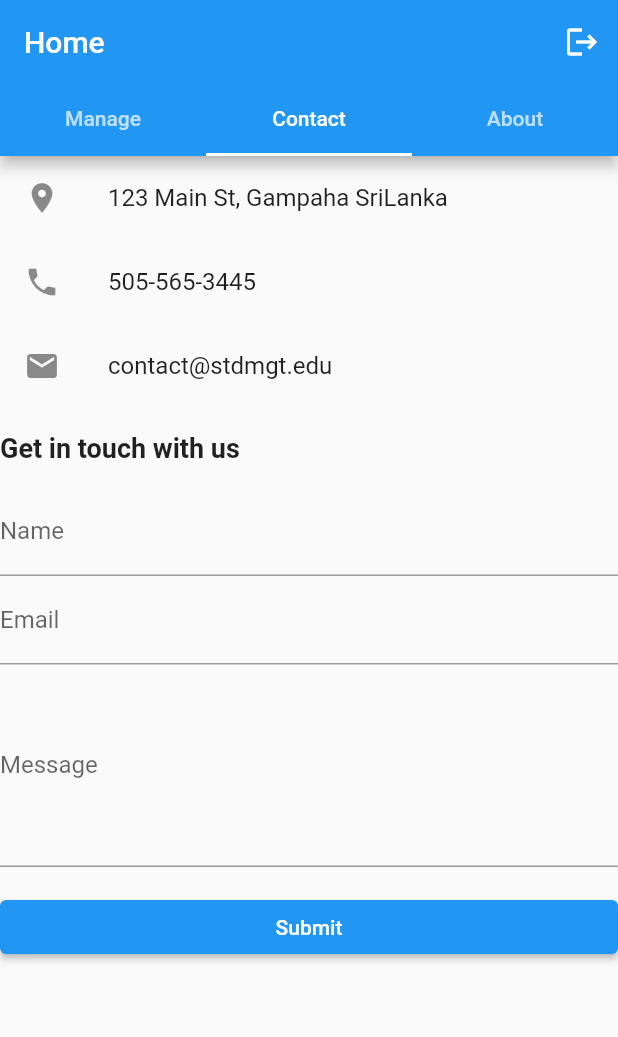
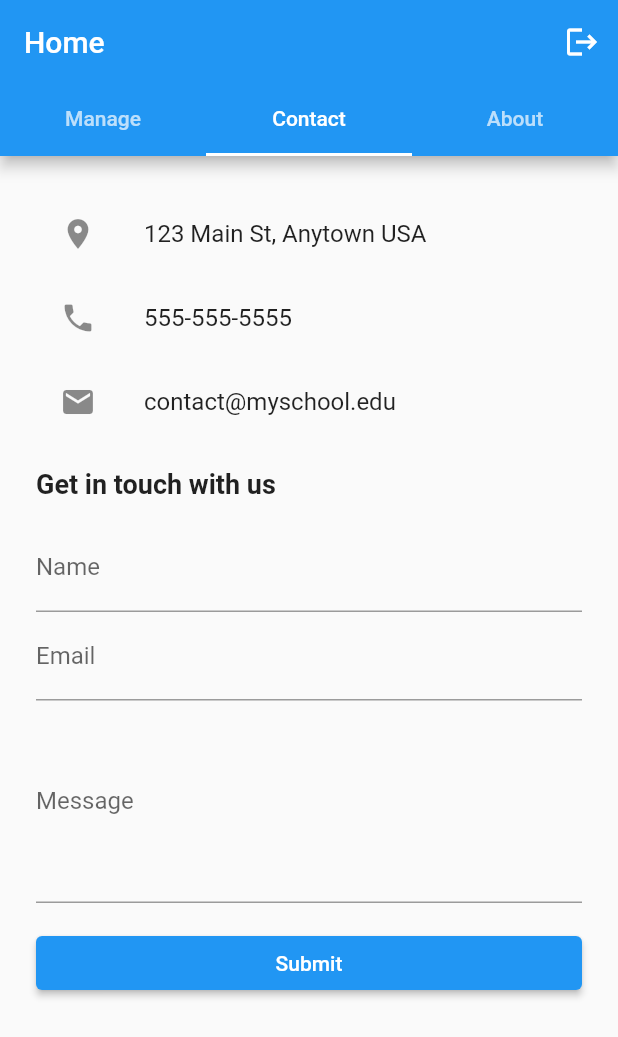
Before and after one commit to shash1996-san/studentMgtSystem, a Flutter app: the MainHomeScreen screen opened directly, tab 2 chosen, on a phone screen of 412 x 824 dp. Shown: the top 1037 px of the screen. Run offline on Flutter 3.47's test engine with Material 2 defaults, Android fonts, the phone set to English and light mode, and no system bars; our stand-ins replace cloud_firestore, firebase_auth, firebase_core, fluttertoast; missing offline and left inert: ndialog; accounts and stored records are empty.

Commit message:
added main home modification

```diff
--- a/lib/screens/mainHome.dart
+++ b/lib/screens/mainHome.dart
@@ -5,9 +5,14 @@ import 'package:flutter/material.dart';
 import 'package:flutter_application_1/loader.dart';
 import 'package:flutter_application_1/screens/login.dart';
 import '../Repositories/contactRepo.dart';
+import 'package:flutter_application_1/screens/home.dart';
+import 'package:flutter_application_1/screens/moduleHome.dart';
+import 'package:flutter_application_1/screens/teacherScreen.dart';
 import "../models/contact.dart";
 
 class MainHomeScreen extends StatefulWidget {
+  const MainHomeScreen({Key? key}) : super(key: key);
+
   @override
   _MainHomeScreenState createState() => _MainHomeScreenState();
 }
@@ -77,7 +82,7 @@ class _MainHomeScreenState extends State<MainHomeScreen>
         ],
         bottom: TabBar(
           controller: _tabController,
-          tabs: [
+          tabs: const [
             Tab(text: 'Manage'),
             Tab(text: 'Contact'),
             Tab(text: 'About'),
@@ -87,104 +92,137 @@ class _MainHomeScreenState extends State<MainHomeScreen>
       body: TabBarView(
         controller: _tabController,
         children: [
-          AnimatedSwitcher(
-            duration: Duration(seconds:4 ),
-            transitionBuilder: (child, animation) =>
-                ScaleTransition(scale: animation, child: child),
-            child: Container(
-              key: ValueKey<int>(0),
-              decoration: BoxDecoration(
-                image: DecorationImage(
-                  image: AssetImage("assets/images/img.jpg"),
-                  fit: BoxFit.cover,
-                ),
-              ),
-              child: Center(
+          Padding(
+            padding: const EdgeInsets.all(24.0),
+            child: ListView(
+              children: [
+                const SizedBox(height: 16),
+                Container(
+                  width: 200,
+                  height: 190,
+                  child: ElevatedButton(
+                    onPressed: () {
+                      Navigator.push(context,
+                          MaterialPageRoute(builder: (context) => Home()));
+                    },
                     child: Column(
                       mainAxisAlignment: MainAxisAlignment.center,
-                  children: [
-                    ElevatedButton(
-                      onPressed: () {
-                        Navigator.push(
-                            context,
-                            MaterialPageRoute(
-                                builder: (context) => Home()));
-                      },
-                      child: Text('Student Home'),
+                      children: <Widget>[
+                        Image.asset(
+                          'lib/assets/student.png',
+                          height: 70,
+                          width: 70,
                         ),
-                    ElevatedButton(
-                      onPressed: () {
-                        Navigator.push(
-                            context,
-                            MaterialPageRoute(
-                                builder: (context) => Home()));
-                      },
-                      child: Text('Component 2'),
-                    ),
-                    ElevatedButton(
-                      onPressed: () {
-                        Navigator.push(
-                            context,
-                            MaterialPageRoute(
-                                builder: (context) => Home()));
-                      },
-                      child: Text('Component 3'),
+                        const SizedBox(height: 16),
+                        const Text(
+                          'Student Home',
+                          style: TextStyle(fontSize: 20),
                         ),
                       ],
                     ),
                   ),
                 ),
+                const SizedBox(height: 16),
+                Container(
+                  width: 200,
+                  height: 190,
+                  child: ElevatedButton(
+                    onPressed: () {
+                      Navigator.push(
+                          context,
+                          MaterialPageRoute(
+                              builder: (context) => ModuleHome()));
+                    },
+                    child: Column(
+                      mainAxisAlignment: MainAxisAlignment.center,
+                      children: <Widget>[
+                        Image.asset(
+                          'lib/assets/module.png',
+                          height: 70,
+                          width: 70,
                         ),
-
-          AnimatedSwitcher(
-            duration: Duration(milliseconds: 500),
-            transitionBuilder: (child, animation) =>
-                FadeTransition(opacity: animation, child: child),
+                        const SizedBox(height: 16),
+                        const Text(
+                          'Course Modules',
+                          style: TextStyle(fontSize: 20),
+                        ),
+                      ],
+                    ),
+                  ),
+                ),
+                const SizedBox(height: 16),
+                Container(
+                  width: 200,
+                  height: 190,
+                  child: ElevatedButton(
+                    onPressed: () {
+                      Navigator.push(
+                          context,
+                          MaterialPageRoute(
+                              builder: (context) => TeacherScreen()));
+                    },
+                    child: Column(
+                      mainAxisAlignment: MainAxisAlignment.center,
+                      children: <Widget>[
+                        Image.asset(
+                          'lib/assets/teacher.png',
+                          height: 70,
+                          width: 70,
+                        ),
+                        const SizedBox(height: 16),
+                        const Text(
+                          'Teacher Home',
+                          style: TextStyle(fontSize: 20),
+                        ),
+                      ],
+                    ),
+                  ),
+                ),
+              ],
+            ),
+          ),
+          Padding(
+            padding: const EdgeInsets.all(24.0),
             child: ListView(
-              key: ValueKey<int>(1),
               children: [
-
-              ListTile(
+                const ListTile(
                   leading: Icon(Icons.location_on),
-                title: Text('123 Main St, Gampaha SriLanka'),
+                  title: Text('123 Main St, Anytown USA'),
                 ),
-              ListTile(
+                const ListTile(
                   leading: Icon(Icons.phone),
-                title: Text('505-565-3445'),
+                  title: Text('555-555-5555'),
                 ),
-              ListTile(
+                const ListTile(
                   leading: Icon(Icons.email),
-                title: Text('contact@stdmgt.edu'),
+                  title: Text('contact@myschool.edu'),
                 ),
-              SizedBox(height: 16),
-              Text(
+                const SizedBox(height: 16),
+                const Text(
                   'Get in touch with us',
                   style: TextStyle(
                     fontSize: 18,
                     fontWeight: FontWeight.bold,
                   ),
                 ),
-              SizedBox(height: 16),
+                const SizedBox(height: 16),
                 TextFormField(
-                controller: NameController,
-                decoration: InputDecoration(
+                  decoration: const InputDecoration(
                     labelText: 'Name',
                   ),
                 ),
                 TextFormField(
-                controller: EmailController,
-                decoration: InputDecoration(
+                  decoration: const InputDecoration(
                     labelText: 'Email',
                   ),
                 ),
                 TextFormField(
-                controller: MessageController,
-                decoration: InputDecoration(
+                  decoration: const InputDecoration(
                     labelText: 'Message',
                   ),
                   maxLines: 5,
                 ),
-              SizedBox(height: 16),
+                const SizedBox(height: 16),
                 ElevatedButton(
                 onPressed: () async {
                   if (NameController.text.isNotEmpty) {
@@ -247,9 +285,7 @@ class _MainHomeScreenState extends State<MainHomeScreen>
               ],
             ),
           ),
-)
-
-        ],
+              )        ],
       ),
     );
   }
```
Lines whose indentation alone changed are shown as unchanged.
